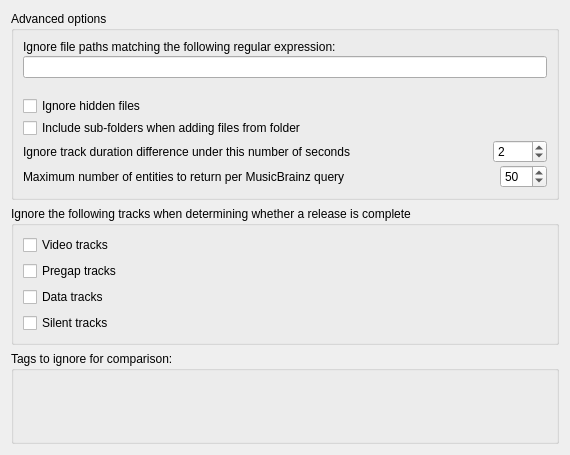
Before: the Qt Designer form ui/options_advanced.ui in metabrainz/picard, drawn with Qt 5.
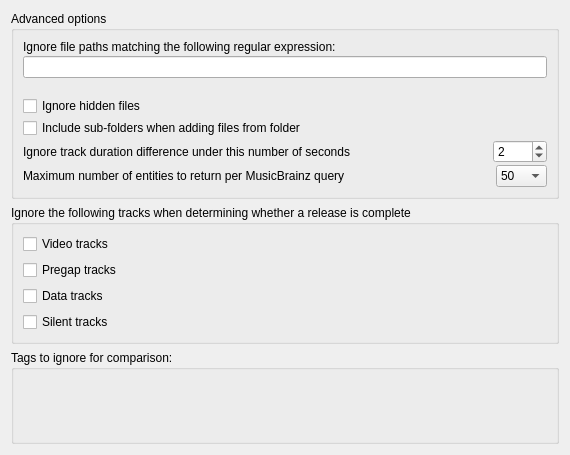
After: the same form once the commit is applied. Custom widgets are drawn as their Qt base class.

Commit message: PICARD-2504: Limit query limit choice to 25, 50, 75 and 100

The edit to the form file:
```diff
--- a/ui/options_advanced.ui
+++ b/ui/options_advanced.ui
@@ -52,19 +52,33 @@
          </widget>
         </item>
         <item>
-         <widget class="QSpinBox" name="query_limit">
-          <property name="accelerated">
-           <bool>true</bool>
+         <widget class="QComboBox" name="query_limit">
+          <property name="currentText">
+           <string notr="true">50</string>
           </property>
-          <property name="minimum">
+          <property name="currentIndex">
            <number>1</number>
           </property>
-          <property name="maximum">
-           <number>100</number>
-          </property>
-          <property name="value">
-           <number>50</number>
-          </property>
+          <item>
+           <property name="text">
+            <string notr="true">25</string>
+           </property>
+          </item>
+          <item>
+           <property name="text">
+            <string notr="true">50</string>
+           </property>
+          </item>
+          <item>
+           <property name="text">
+            <string notr="true">75</string>
+           </property>
+          </item>
+          <item>
+           <property name="text">
+            <string notr="true">100</string>
+           </property>
+          </item>
          </widget>
         </item>
        </layout>
```
The commit also changes 2 other files.
